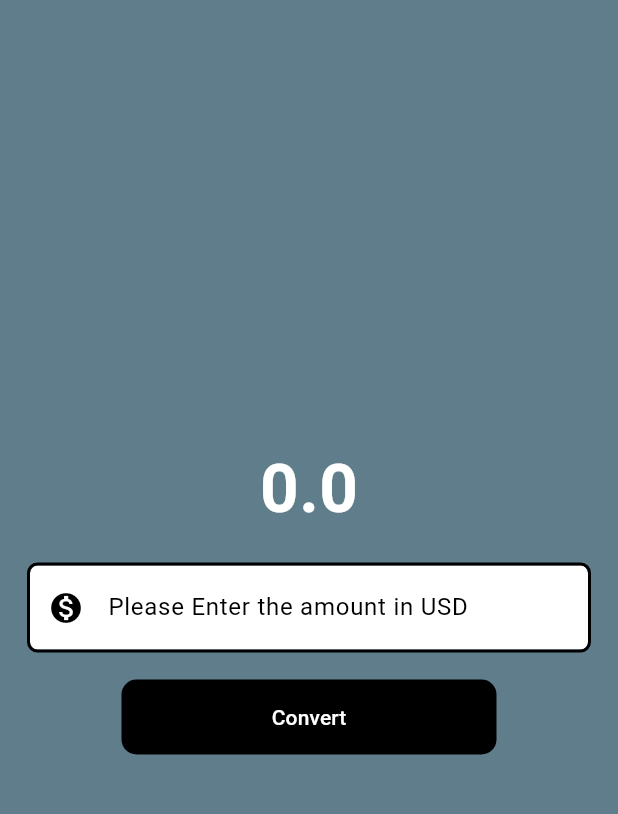
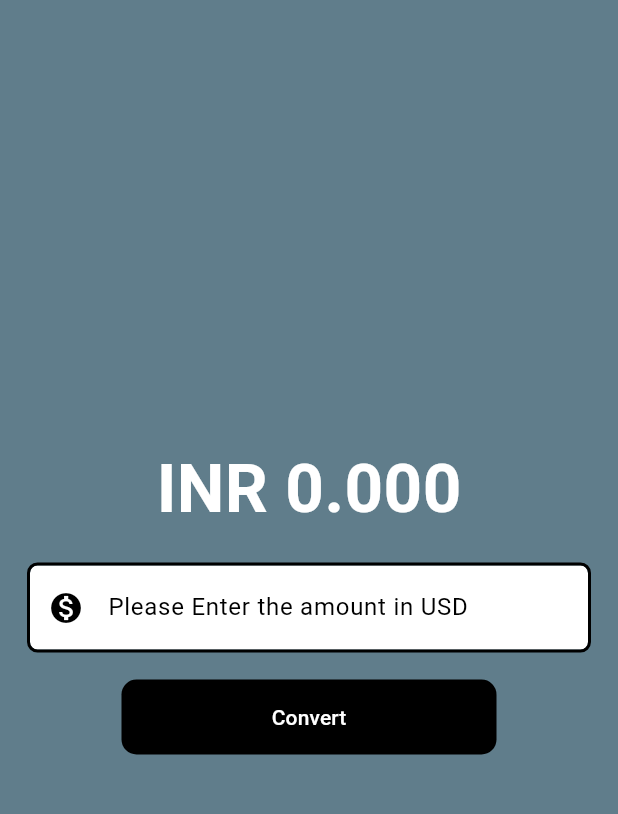
Before and after one commit to rohith-baggam/flutter-currency-convertor, a Flutter app: the screen it shows after launch, after a tap on "Convert", on a phone screen of 412 x 824 dp, the part 63-877 px from its top. Run offline on Flutter 3.47's test engine with Material 3 defaults, Android fonts, the phone set to English and light mode, and no system bars.

```diff
--- a/lib/pages/currency_converter_material_page.dart
+++ b/lib/pages/currency_converter_material_page.dart
@@ -1,23 +1,24 @@
-// import 'package:currency_converter/widgets/state/currencyConverterMaterialPageState.dart';
+import 'package:currency_converter/widgets/state/currency_converter_material_page_state.dart';
 import 'package:flutter/material.dart';
-import '../widgets/bodyWidget.dart';
-import '../widgets/appBarWidget.dart';
 
-// class CurrencyConverterMaterialPage extends StatefulWidget {
+class CurrencyConverterMaterialPage extends StatefulWidget {
+  const CurrencyConverterMaterialPage({super.key});
+  @override
+  State<CurrencyConverterMaterialPage> createState() {
+    print('createState');
+    return CurrencyConverterMaterialPageState();
+  }
+}
+
+// class CurrencyConverterMaterialPage extends StatelessWidget {
 //   const CurrencyConverterMaterialPage({super.key});
 
-//   State createState() => CurrencyConverterMaterialPageState();
+  // @override
+  // Widget build(BuildContext context) {
+  //   return Scaffold(
+  //     backgroundColor: Colors.blueGrey,
+  //     appBar: AppBarAppBarWidget.appBarWidget,
+  //     body: BodyWidget.bodyCenterWidget,
+  //   );
+  // }
 // }
-
-class CurrencyConverterMaterialPage extends StatelessWidget {
-  const CurrencyConverterMaterialPage({super.key});
-
-  @override
-  Widget build(BuildContext context) {
-    return Scaffold(
-      backgroundColor: Colors.blueGrey,
-      appBar: AppBarAppBarWidget.appBarWidget,
-      body: BodyWidget.bodyCenterWidget,
-    );
-  }
-}
--- a/lib/widgets/bodyWidget.dart
+++ /dev/null
@@ -1,25 +0,0 @@
-import 'package:flutter/material.dart';
-import 'widget/textFieldWidget.dart';
-import 'widget/textInputWidget.dart';
-import 'widget/buttonWidget.dart';
-
-mixin BodyWidget {
-  // TextStyle for main text
-  static TextStyle mainText = TextFieldStylingWidget.textFieldWidget;
-
-  // This the object of input widget
-  static Padding inputText = TextInputWidget.textInputWidget;
-  static double result = 0;
-  static TextButton textButton = ButtonWidget.buttonWidget;
-  static Center bodyCenterWidget = Center(
-    child: Column(
-      mainAxisAlignment: MainAxisAlignment.center,
-      crossAxisAlignment: CrossAxisAlignment.center,
-      children: [
-        Text(result.toString(), style: mainText), // now evaluated at runtime
-        inputText,
-        textButton,
-      ],
-    ),
-  );
-}
--- a/lib/widgets/state/currencyConverterMaterialPageState.dart
+++ /dev/null
@@ -1,8 +0,0 @@
-import 'package:flutter/material.dart';
-
-class CurrencyConverterMaterialPageState extends State {
-  @override
-  Widget build(BuildContext context) {
-    return Scaffold();
-  }
-}
--- /dev/null
+++ b/lib/widgets/state/currency_converter_material_page_state.dart
@@ -0,0 +1,54 @@
+import 'package:currency_converter/pages/currency_converter_material_page.dart';
+import 'package:currency_converter/widgets/appBarWidget.dart';
+import 'package:currency_converter/widgets/widget/text_field_styling_widget.dart';
+import 'package:currency_converter/widgets/widget/text_input_widget.dart';
+import 'package:flutter/material.dart';
+import '../controllers/inputController.dart';
+import '../widget/button_styling_widget.dart';
+
+class CurrencyConverterMaterialPageState
+    extends State<CurrencyConverterMaterialPage> {
+  double result = 0;
+  @override
+  Widget build(BuildContext context) {
+    // This an object of main text widget
+    TextStyle mainText = TextFieldStylingWidget.textFieldWidget;
+
+    // This the object of input widget
+    Padding inputText = TextInputWidget.textInputWidget;
+    // This is a button widget
+    TextButton textButton = TextButton(
+      // this function invokes when user clicks a button
+      onPressed: () {
+        debugPrint('Button clicked');
+        setState(() {
+          result =
+              (double.parse(TextInputController.textEditingController.text) *
+              81);
+        });
+      },
+      style: ButtonStylingWidget.buttonStyle,
+      child: Text('Convert'),
+    );
+    // This a wrapper to group All widgets
+    Center bodyCenterWidget = Center(
+      child: Column(
+        mainAxisAlignment: MainAxisAlignment.center,
+        crossAxisAlignment: CrossAxisAlignment.center,
+        children: [
+          Text(
+            "INR ${result.toStringAsFixed(3)}",
+            style: mainText,
+          ), // now evaluated at runtime
+          inputText,
+          textButton,
+        ],
+      ),
+    );
+    return Scaffold(
+      backgroundColor: Colors.blueGrey,
+      appBar: AppBarAppBarWidget.appBarWidget,
+      body: bodyCenterWidget,
+    );
+  }
+}
--- a/lib/widgets/widget/buttonWidget.dart
+++ /dev/null
@@ -1,23 +0,0 @@
-import 'package:flutter/material.dart';
-import '../controllers/inputController.dart';
-
-mixin ButtonWidget {
-  static TextButton buttonWidget = TextButton(
-    onPressed: () {
-      debugPrint('Button clicked');
-      print(
-        "InputValue : ${double.parse(TextInputController.textEditingController.text) * 81}",
-      );
-    },
-    style: ButtonStyle(
-      backgroundColor: WidgetStatePropertyAll(Colors.black),
-      foregroundColor: WidgetStatePropertyAll(Colors.white),
-      fixedSize: WidgetStatePropertyAll(Size(250, 50)),
-      // minimumSize: WidgetStatePropertyAll(Size(double.infinity, 50)),
-      shape: WidgetStatePropertyAll(
-        RoundedRectangleBorder(borderRadius: BorderRadius.circular(10)),
-      ),
-    ),
-    child: Text('Convert'),
-  );
-}
--- /dev/null
+++ b/lib/widgets/widget/button_styling_widget.dart
@@ -0,0 +1,13 @@
+import 'package:flutter/material.dart';
+
+mixin ButtonStylingWidget {
+  static ButtonStyle buttonStyle = ButtonStyle(
+    backgroundColor: WidgetStatePropertyAll(Colors.black),
+    foregroundColor: WidgetStatePropertyAll(Colors.white),
+    fixedSize: WidgetStatePropertyAll(Size(250, 50)),
+    // minimumSize: WidgetStatePropertyAll(Size(double.infinity, 50)),
+    shape: WidgetStatePropertyAll(
+      RoundedRectangleBorder(borderRadius: BorderRadius.circular(10)),
+    ),
+  );
+}
```
Also changed, not shown: lib/widgets/widget/text_field_styling_widget.dart (renamed from lib/widgets/widget/textFieldWidget.dart), lib/widgets/widget/text_input_widget.dart (renamed from lib/widgets/widget/textInputWidget.dart).
